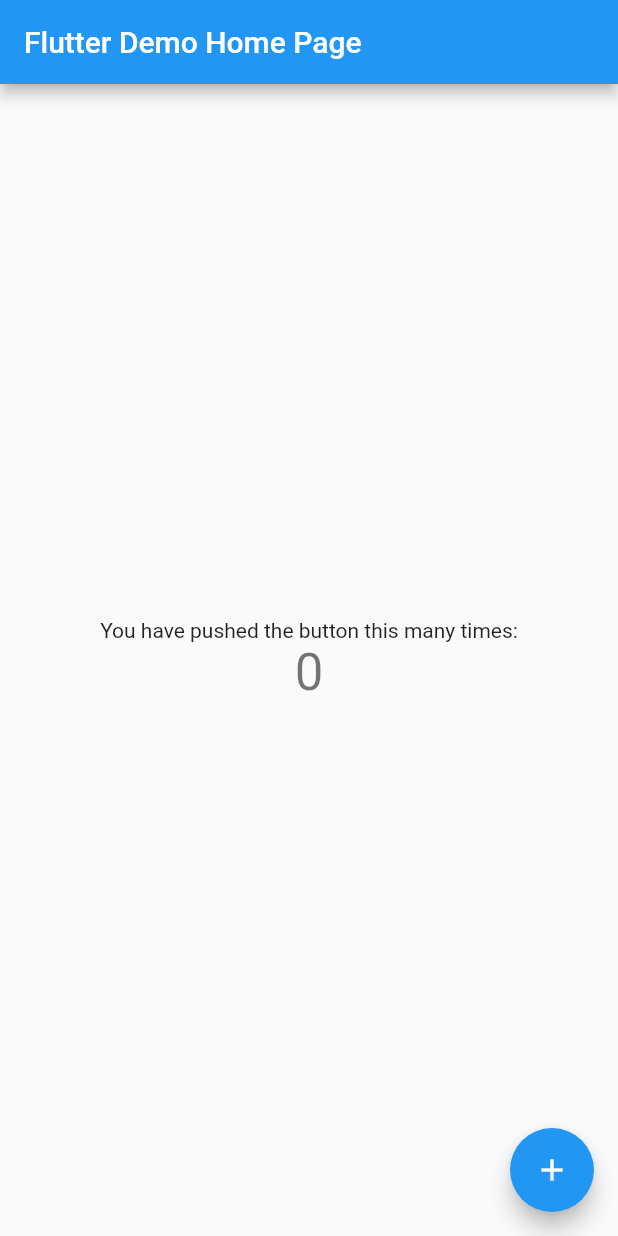
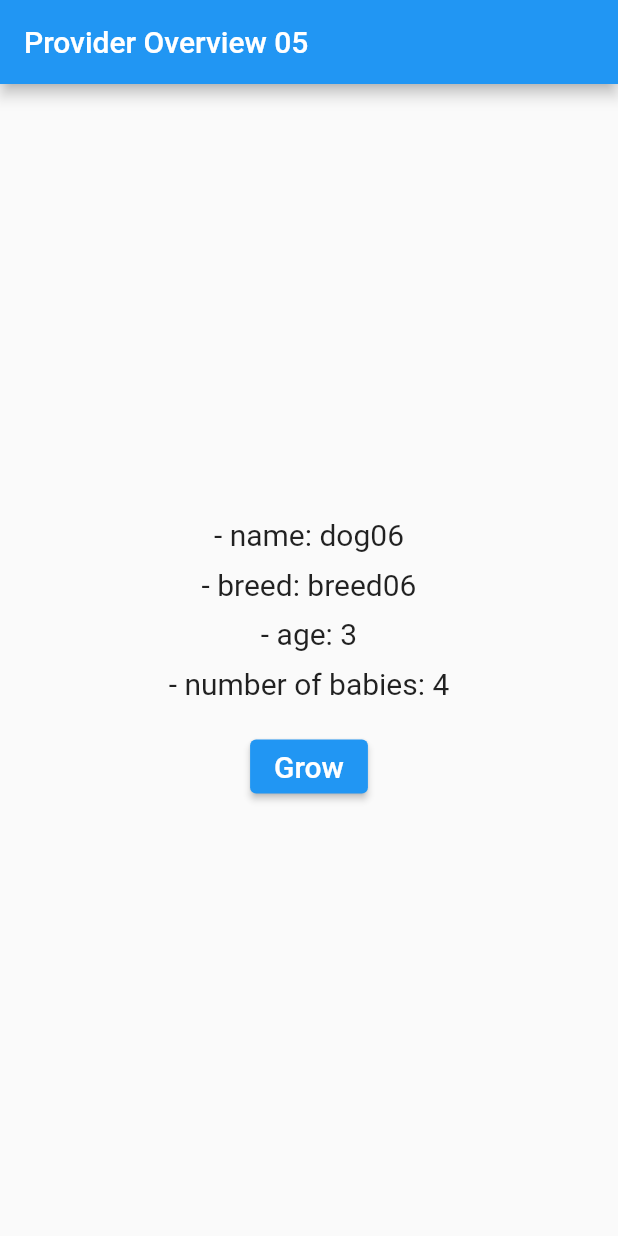
Before and after one commit to jyryuitpro/provider_overview_06, a Flutter app: the screen it shows after launch, on a phone screen of 412 x 824 dp. Run offline on Flutter 3.47's test engine with Material 2 defaults, Android fonts, the phone set to English and light mode, and no system bars.

Commit message:
MultiProvider, FutureProvider

```diff
--- a/lib/main.dart
+++ b/lib/main.dart
@@ -1,4 +1,7 @@
 import 'package:flutter/material.dart';
+import 'package:provider/provider.dart';
+import 'package:provider_overview_06/models/babies.dart';
+import 'package:provider_overview_06/models/dog.dart';
 
 void main() {
   runApp(const MyApp());
@@ -10,106 +13,116 @@ class MyApp extends StatelessWidget {
   // This widget is the root of your application.
   @override
   Widget build(BuildContext context) {
-    return MaterialApp(
-      title: 'Flutter Demo',
-      theme: ThemeData(
-        // This is the theme of your application.
-        //
-        // Try running your application with "flutter run". You'll see the
-        // application has a blue toolbar. Then, without quitting the app, try
-        // changing the primarySwatch below to Colors.green and then invoke
-        // "hot reload" (press "r" in the console where you ran "flutter run",
-        // or simply save your changes to "hot reload" in a Flutter IDE).
-        // Notice that the counter didn't reset back to zero; the application
-        // is not restarted.
-        primarySwatch: Colors.blue,
+    return MultiProvider(
+      providers: [
+        ChangeNotifierProvider<Dog>(
+            create: (context) => Dog(name: 'dog06', breed: 'breed06', age: 3)),
+        FutureProvider<int>(
+          initialData: 0,
+          create: (context) {
+            final int dogAge = context.read<Dog>().age;
+            final babies = Babies(age: dogAge);
+            return babies.getBabies();
+          },
+        ),
+      ],
+      child: MaterialApp(
+        title: 'Provider Overview 06',
+        debugShowCheckedModeBanner: false,
+        theme: ThemeData(
+          primarySwatch: Colors.blue,
+        ),
+        home: const MyHomePage(),
       ),
-      home: const MyHomePage(title: 'Flutter Demo Home Page'),
     );
   }
 }
 
 class MyHomePage extends StatefulWidget {
-  const MyHomePage({Key? key, required this.title}) : super(key: key);
-
-  // This widget is the home page of your application. It is stateful, meaning
-  // that it has a State object (defined below) that contains fields that affect
-  // how it looks.
-
-  // This class is the configuration for the state. It holds the values (in this
-  // case the title) provided by the parent (in this case the App widget) and
-  // used by the build method of the State. Fields in a Widget subclass are
-  // always marked "final".
-
-  final String title;
+  const MyHomePage({Key? key}) : super(key: key);
 
   @override
   State<MyHomePage> createState() => _MyHomePageState();
 }
 
 class _MyHomePageState extends State<MyHomePage> {
-  int _counter = 0;
+  @override
+  Widget build(BuildContext context) {
+    return Scaffold(
+      appBar: AppBar(
+        title: Text('Provider Overview 05'),
+      ),
+      body: Center(
+        child: Column(
+          mainAxisAlignment: MainAxisAlignment.center,
+          mainAxisSize: MainAxisSize.min,
+          children: [
+            Text(
+              '- name: ${context.watch<Dog>().name}',
+              style: TextStyle(fontSize: 20.0),
+            ),
+            SizedBox(
+              height: 10.0,
+            ),
+            BreedAndAge(),
+          ],
+        ),
+      ),
+    );
+  }
+}
 
-  void _incrementCounter() {
-    setState(() {
-      // This call to setState tells the Flutter framework that something has
-      // changed in this State, which causes it to rerun the build method below
-      // so that the display can reflect the updated values. If we changed
-      // _counter without calling setState(), then the build method would not be
-      // called again, and so nothing would appear to happen.
-      _counter++;
-    });
-  }
+class BreedAndAge extends StatelessWidget {
+  const BreedAndAge({Key? key}) : super(key: key);
 
   @override
   Widget build(BuildContext context) {
-    // This method is rerun every time setState is called, for instance as done
-    // by the _incrementCounter method above.
-    //
-    // The Flutter framework has been optimized to make rerunning build methods
-    // fast, so that you can just rebuild anything that needs updating rather
-    // than having to individually change instances of widgets.
-    return Scaffold(
-      appBar: AppBar(
-        // Here we take the value from the MyHomePage object that was created by
-        // the App.build method, and use it to set our appbar title.
-        title: Text(widget.title),
-      ),
-      body: Center(
-        // Center is a layout widget. It takes a single child and positions it
-        // in the middle of the parent.
-        child: Column(
-          // Column is also a layout widget. It takes a list of children and
-          // arranges them vertically. By default, it sizes itself to fit its
-          // children horizontally, and tries to be as tall as its parent.
-          //
-          // Invoke "debug painting" (press "p" in the console, choose the
-          // "Toggle Debug Paint" action from the Flutter Inspector in Android
-          // Studio, or the "Toggle Debug Paint" command in Visual Studio Code)
-          // to see the wireframe for each widget.
-          //
-          // Column has various properties to control how it sizes itself and
-          // how it positions its children. Here we use mainAxisAlignment to
-          // center the children vertically; the main axis here is the vertical
-          // axis because Columns are vertical (the cross axis would be
-          // horizontal).
-          mainAxisAlignment: MainAxisAlignment.center,
-          children: <Widget>[
-            const Text(
-              'You have pushed the button this many times:',
-            ),
-            Text(
-              '$_counter',
-              style: Theme.of(context).textTheme.headline4,
-            ),
-          ],
+    return Column(
+      children: [
+        Text(
+          '- breed: ${context.select<Dog, String>((Dog dog) => dog.breed)}',
+          style: TextStyle(fontSize: 20.0),
         ),
-      ),
-      floatingActionButton: FloatingActionButton(
-        onPressed: _incrementCounter,
-        tooltip: 'Increment',
-        child: const Icon(Icons.add),
-      ), // This trailing comma makes auto-formatting nicer for build methods.
+        SizedBox(
+          height: 10.0,
+        ),
+        Age(),
+      ],
     );
   }
 }
+
+class Age extends StatelessWidget {
+  const Age({Key? key}) : super(key: key);
+
+  @override
+  Widget build(BuildContext context) {
+    return Column(
+      children: [
+        Text(
+          '- age: ${context.select<Dog, int>((Dog dog) => dog.age)}',
+          style: TextStyle(fontSize: 20.0),
+        ),
+        SizedBox(
+          height: 10.0,
+        ),
+        Text(
+          '- number of babies: ${context.watch<int>()}',
+          style: TextStyle(fontSize: 20.0),
+        ),
+        SizedBox(
+          height: 20.0,
+        ),
+        ElevatedButton(
+          onPressed: () => context.read<Dog>().grow(),
+          child: Text(
+            'Grow',
+            style: TextStyle(
+              fontSize: 20.0,
+            ),
+          ),
+        ),
+      ],
+    );
+  }
+}
--- /dev/null
+++ b/lib/models/babies.dart
@@ -0,0 +1,19 @@
+class Babies {
+  final int age;
+
+  Babies({
+    required this.age,
+  });
+
+  Future<int> getBabies() async {
+    await Future.delayed(Duration(seconds: 3));
+
+    if (age > 1 && age < 5) {
+      return 4;
+    } else if ( age <= 1) {
+      return 0;
+    } else {
+      return 2;
+    }
+  }
+}
--- /dev/null
+++ b/lib/models/dog.dart
@@ -0,0 +1,18 @@
+import 'package:flutter/material.dart';
+
+class Dog with ChangeNotifier{
+  final String name;
+  final String breed;
+  int age;
+
+  Dog({
+    required this.name,
+    required this.breed,
+    this.age = 1,
+  });
+
+  void grow() {
+    age++;
+    notifyListeners();
+  }
+}
--- a/pubspec.yaml
+++ b/pubspec.yaml
@@ -34,6 +34,7 @@ dependencies:
   # The following adds the Cupertino Icons font to your application.
   # Use with the CupertinoIcons class for iOS style icons.
   cupertino_icons: ^1.0.2
+  provider: ^6.0.1
 
 dev_dependencies:
   flutter_test:
```
Also changed, not shown: pubspec.lock.
